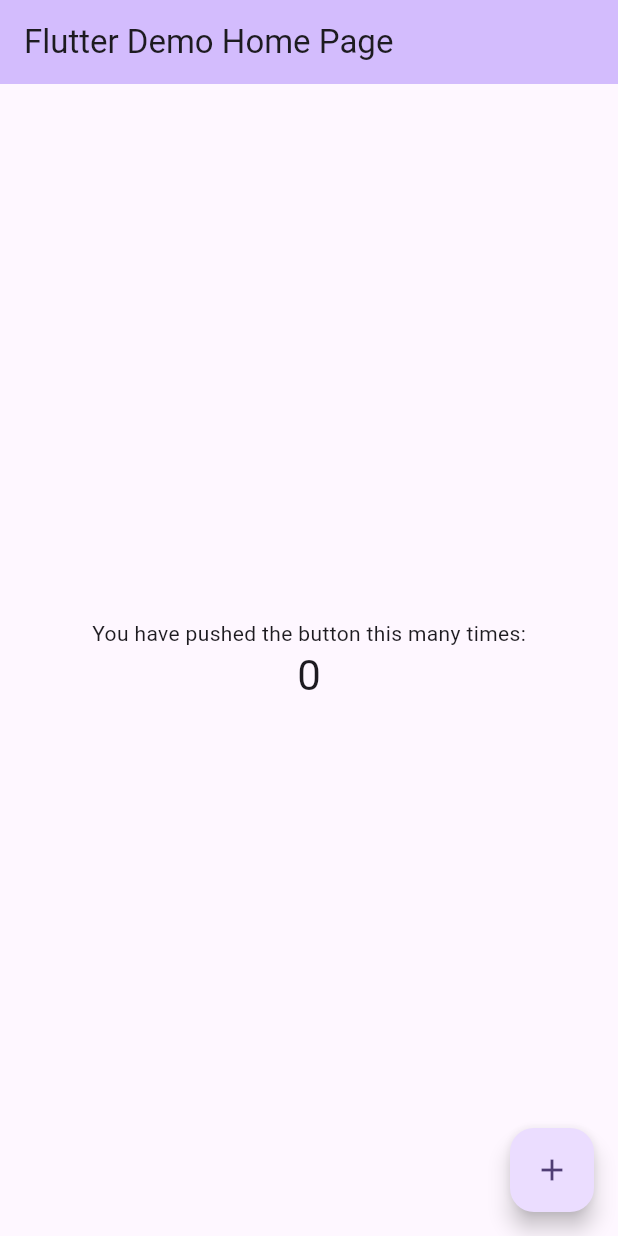
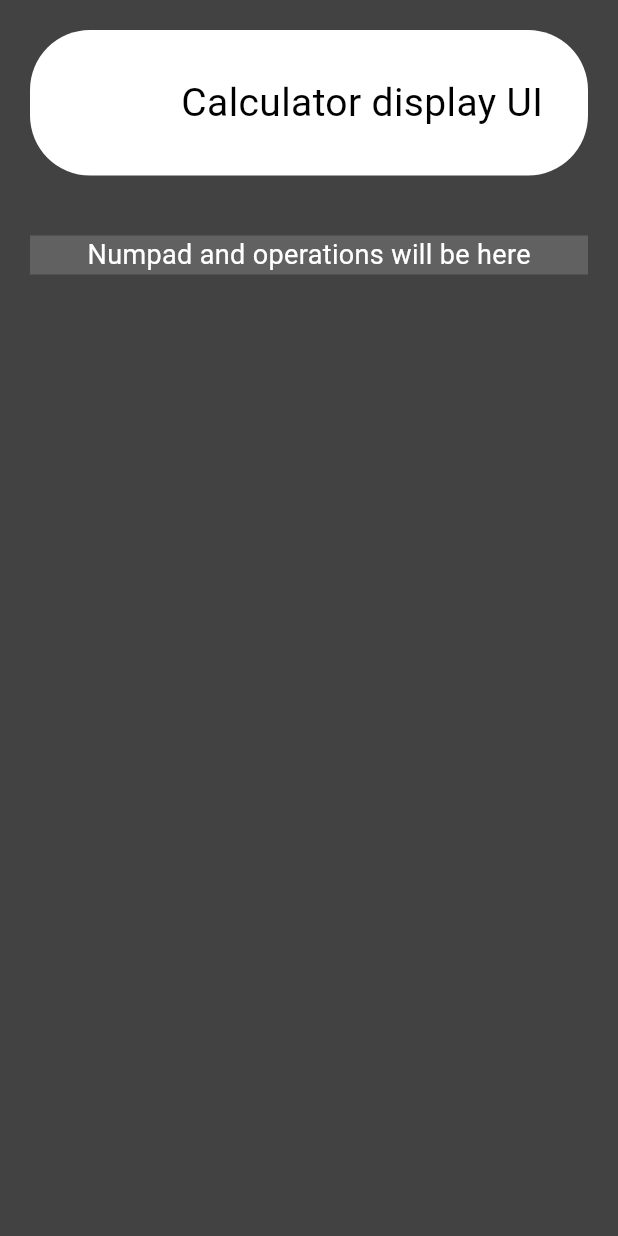
Before and after one commit to joba/flutterCalculator, a Flutter app: the screen it shows after launch, on a phone screen of 412 x 824 dp. Run offline on Flutter 3.47's test engine with Material 3 defaults, Android fonts, the phone set to English and light mode, and no system bars.

Commit message:
add container view

```diff
--- a/lib/main.dart
+++ b/lib/main.dart
@@ -1,4 +1,5 @@
 import 'package:flutter/material.dart';
+import 'package:flutter_calculator/views/calculator_view.dart';
 
 void main() {
   runApp(const MyApp());
@@ -11,112 +12,12 @@ class MyApp extends StatelessWidget {
   @override
   Widget build(BuildContext context) {
     return MaterialApp(
-      title: 'Flutter Demo',
+      debugShowCheckedModeBanner: false,
+      title: 'Flutter Calculator',
       theme: ThemeData(
-        // This is the theme of your application.
-        //
-        // TRY THIS: Try running your application with "flutter run". You'll see
-        // the application has a purple toolbar. Then, without quitting the app,
-        // try changing the seedColor in the colorScheme below to Colors.green
-        // and then invoke "hot reload" (save your changes or press the "hot
-        // reload" button in a Flutter-supported IDE, or press "r" if you used
-        // the command line to start the app).
-        //
-        // Notice that the counter didn't reset back to zero; the application
-        // state is not lost during the reload. To reset the state, use hot
-        // restart instead.
-        //
-        // This works for code too, not just values: Most code changes can be
-        // tested with just a hot reload.
-        colorScheme: ColorScheme.fromSeed(seedColor: Colors.deepPurple),
+        colorScheme: ColorScheme.fromSeed(seedColor: Colors.orange),
       ),
-      home: const MyHomePage(title: 'Flutter Demo Home Page'),
+      home: const Scaffold(body: Center(child: Calculator())),
     );
   }
 }
-
-class MyHomePage extends StatefulWidget {
-  const MyHomePage({super.key, required this.title});
-
-  // This widget is the home page of your application. It is stateful, meaning
-  // that it has a State object (defined below) that contains fields that affect
-  // how it looks.
-
-  // This class is the configuration for the state. It holds the values (in this
-  // case the title) provided by the parent (in this case the App widget) and
-  // used by the build method of the State. Fields in a Widget subclass are
-  // always marked "final".
-
-  final String title;
-
-  @override
-  State<MyHomePage> createState() => _MyHomePageState();
-}
-
-class _MyHomePageState extends State<MyHomePage> {
-  int _counter = 0;
-
-  void _incrementCounter() {
-    setState(() {
-      // This call to setState tells the Flutter framework that something has
-      // changed in this State, which causes it to rerun the build method below
-      // so that the display can reflect the updated values. If we changed
-      // _counter without calling setState(), then the build method would not be
-      // called again, and so nothing would appear to happen.
-      _counter++;
-    });
-  }
-
-  @override
-  Widget build(BuildContext context) {
-    // This method is rerun every time setState is called, for instance as done
-    // by the _incrementCounter method above.
-    //
-    // The Flutter framework has been optimized to make rerunning build methods
-    // fast, so that you can just rebuild anything that needs updating rather
-    // than having to individually change instances of widgets.
-    return Scaffold(
-      appBar: AppBar(
-        // TRY THIS: Try changing the color here to a specific color (to
-        // Colors.amber, perhaps?) and trigger a hot reload to see the AppBar
-        // change color while the other colors stay the same.
-        backgroundColor: Theme.of(context).colorScheme.inversePrimary,
-        // Here we take the value from the MyHomePage object that was created by
-        // the App.build method, and use it to set our appbar title.
-        title: Text(widget.title),
-      ),
-      body: Center(
-        // Center is a layout widget. It takes a single child and positions it
-        // in the middle of the parent.
-        child: Column(
-          // Column is also a layout widget. It takes a list of children and
-          // arranges them vertically. By default, it sizes itself to fit its
-          // children horizontally, and tries to be as tall as its parent.
-          //
-          // Column has various properties to control how it sizes itself and
-          // how it positions its children. Here we use mainAxisAlignment to
-          // center the children vertically; the main axis here is the vertical
-          // axis because Columns are vertical (the cross axis would be
-          // horizontal).
-          //
-          // TRY THIS: Invoke "debug painting" (choose the "Toggle Debug Paint"
-          // action in the IDE, or press "p" in the console), to see the
-          // wireframe for each widget.
-          mainAxisAlignment: MainAxisAlignment.center,
-          children: <Widget>[
-            const Text('You have pushed the button this many times:'),
-            Text(
-              '$_counter',
-              style: Theme.of(context).textTheme.headlineMedium,
-            ),
-          ],
-        ),
-      ),
-      floatingActionButton: FloatingActionButton(
-        onPressed: _incrementCounter,
-        tooltip: 'Increment',
-        child: const Icon(Icons.add),
-      ), // This trailing comma makes auto-formatting nicer for build methods.
-    );
-  }
-}
--- /dev/null
+++ b/lib/views/calculator_view.dart
@@ -0,0 +1,41 @@
+import 'package:flutter/material.dart';
+
+class Calculator extends StatelessWidget {
+  const Calculator({super.key});
+
+  @override
+  Widget build(BuildContext context) {
+    return SafeArea(
+      child: Container(
+        color: Colors.grey[800],
+        child: Column(
+          mainAxisAlignment: MainAxisAlignment.start,
+          children: [
+            Container(
+              alignment: Alignment.centerRight,
+              margin: const EdgeInsets.all(20),
+              padding: const EdgeInsets.all(30),
+              decoration: BoxDecoration(
+                borderRadius: BorderRadius.all(Radius.circular(40)),
+                color: Colors.white,
+              ),
+              child: const Text(
+                'Calculator display UI',
+                style: TextStyle(color: Colors.black, fontSize: 26),
+              ),
+            ),
+            Container(
+              alignment: Alignment.center,
+              margin: const EdgeInsets.all(20),
+              color: Colors.grey[700],
+              child: const Text(
+                'Numpad and operations will be here',
+                style: TextStyle(color: Colors.white, fontSize: 18),
+              ),
+            ),
+          ],
+        ),
+      ),
+    );
+  }
+}
```
